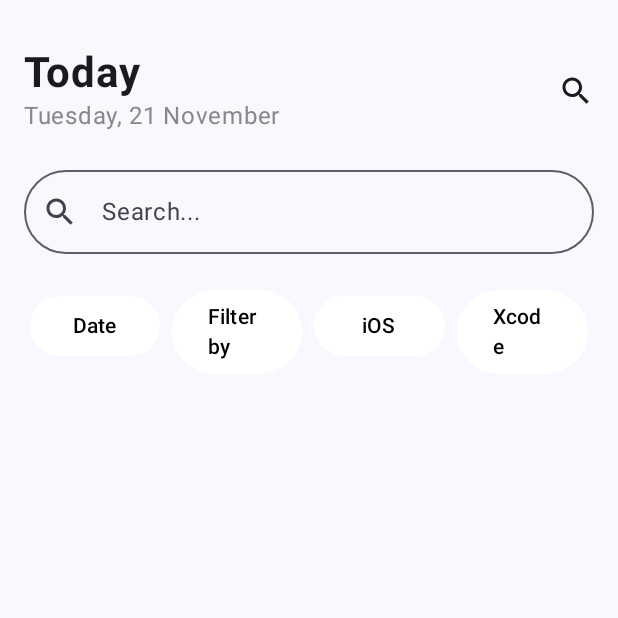
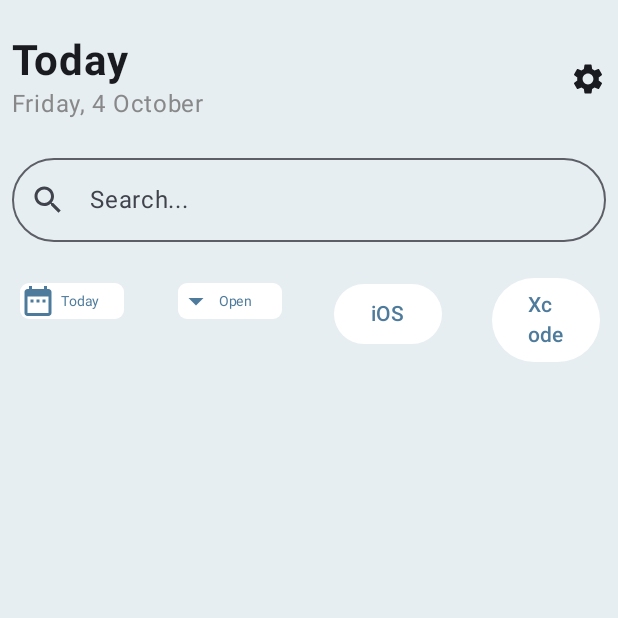
Before and after one commit to sklagat45/gitissuetracker, an Android app built with Jetpack Compose: the screen it shows after launch (MainActivity), on a phone screen of 412 x 824 dp, the top half of it. Run offline under Robolectric (Android 15) with nearby library versions, the phone set to English and light mode, and no system bars; our stand-ins replace Room's generated code, Timber.

Commit message:
-feature ui cleaning implementation

```diff
--- a/app/src/main/AndroidManifest.xml
+++ b/app/src/main/AndroidManifest.xml
@@ -1,6 +1,7 @@
 <?xml version="1.0" encoding="utf-8"?>
 <manifest xmlns:android="http://schemas.android.com/apk/res/android"
     xmlns:tools="http://schemas.android.com/tools">
+    <uses-permission android:name="android.permission.INTERNET"/>
 
     <application
         android:name=".GitIssueTrackerApplication"
--- a/app/src/main/java/co/ke/srklagat/gitissuetracker/MainActivity.kt
+++ b/app/src/main/java/co/ke/srklagat/gitissuetracker/MainActivity.kt
@@ -22,6 +22,8 @@ class MainActivity : ComponentActivity() {
             GitIssueTrackerTheme {
                 Scaffold(modifier = Modifier.fillMaxSize()) { paddingValues ->
                     val viewModel: IssuesViewModel = getViewModel()
+                    viewModel.fetchRemoteIssues()
+
                     val issuesFlow = viewModel.issues
                     IssueTrackerHome(issueFlow = issuesFlow)
                 }
--- a/app/src/main/java/co/ke/srklagat/gitissuetracker/data/local/datasorces/IssueDatabase.kt
+++ b/app/src/main/java/co/ke/srklagat/gitissuetracker/data/local/datasorces/IssueDatabase.kt
@@ -11,7 +11,7 @@ import co.ke.srklagat.gitissuetracker.data.local.models.IssueEntity
 
 @Database(
     entities = [IssueEntity::class],
-    version = 3
+    version = 4
 
 )
 @RewriteQueriesToDropUnusedColumns
--- a/app/src/main/java/co/ke/srklagat/gitissuetracker/data/local/models/IssueEntity.kt
+++ b/app/src/main/java/co/ke/srklagat/gitissuetracker/data/local/models/IssueEntity.kt
@@ -5,7 +5,7 @@ import androidx.room.PrimaryKey
 
 @Entity(tableName = "issues")
 data class IssueEntity(
-    @PrimaryKey val id: Int,
+    @PrimaryKey(autoGenerate = true) val id: Long = 0,
     val title: String,
     val url: String,
     val labels: String
--- a/app/src/main/java/co/ke/srklagat/gitissuetracker/data/repository/IssueRepositoryImpl.kt
+++ b/app/src/main/java/co/ke/srklagat/gitissuetracker/data/repository/IssueRepositoryImpl.kt
@@ -10,6 +10,7 @@ import kotlinx.coroutines.withContext
 import kotlinx.serialization.json.Json
 import kotlinx.serialization.json.jsonArray
 import kotlinx.serialization.json.jsonObject
+import timber.log.Timber
 
 class IssueRepositoryImpl(
     private val issueDao: IssueDao,
@@ -49,7 +50,6 @@ class IssueRepositoryImpl(
             )?.jsonArray?.map {
                 val node = it.jsonObject["node"]?.jsonObject
                 IssueEntity(
-                    id = 0,
                     title = node?.get("title")?.toString()?.trim('"') ?: "",
                     url = node?.get("url")?.toString()?.trim('"') ?: "",
                     labels = node?.get("labels")?.jsonObject?.get("edges")?.jsonArray?.joinToString(
@@ -61,7 +61,7 @@ class IssueRepositoryImpl(
                 )
             } ?: emptyList()
         } ?: emptyList()
-
+        Timber.d("Fetched Issues: $fetchedIssues")
         issueDao.insertAsync(fetchedIssues)
     }
 
--- /dev/null
+++ b/app/src/main/java/co/ke/srklagat/gitissuetracker/ui/composable/DropdownSortBy.kt
@@ -0,0 +1,4 @@
+package co.ke.srklagat.gitissuetracker.ui.composable
+
+class DropdownSortBy {
+}
--- a/app/src/main/java/co/ke/srklagat/gitissuetracker/ui/composable/FilterSection.kt
+++ b/app/src/main/java/co/ke/srklagat/gitissuetracker/ui/composable/FilterSection.kt
@@ -1,11 +1,23 @@
 package co.ke.srklagat.gitissuetracker.ui.composable
 
+import androidx.compose.foundation.background
+import androidx.compose.foundation.clickable
 import androidx.compose.foundation.layout.*
+import androidx.compose.foundation.shape.CornerSize
+import androidx.compose.material.icons.Icons
+import androidx.compose.material.icons.filled.ArrowDropDown
+import androidx.compose.material.icons.filled.DateRange
 import androidx.compose.material3.*
-import androidx.compose.runtime.Composable
+import androidx.compose.runtime.*
+import androidx.compose.ui.Alignment
 import androidx.compose.ui.Modifier
 import androidx.compose.ui.graphics.Color
+import androidx.compose.ui.graphics.vector.ImageVector
 import androidx.compose.ui.unit.dp
+import androidx.compose.ui.unit.sp
+
+// Define the custom color
+val CustomBlue = Color(0xFF4E7B9C) // Using the color hex code
 
 @Composable
 fun FilterSection() {
@@ -15,40 +27,92 @@ fun FilterSection() {
             .padding(vertical = 16.dp),
         horizontalArrangement = Arrangement.SpaceBetween
     ) {
+        // Date Dropdown
+        DropdownWithIcon(
+            label = "Date",
+            icon = Icons.Default.DateRange,
+            items = listOf("Today", "This Week", "This Month", "This Year"),
+            onItemSelected = { selectedDate -> /* Handle date selection */ },
+            modifier = Modifier.width(80.dp) // Limit the width of the dropdown
+        )
+
+        // Filter by Dropdown
+        DropdownWithIcon(
+            label = "Filter by",
+            icon = Icons.Default.ArrowDropDown,
+            items = listOf("Open", "Closed", "In Progress"),
+            onItemSelected = { selectedFilter -> /* Handle filter selection */ },
+            modifier = Modifier.width(80.dp)
+        )
+
         Button(
             onClick = { /* TODO */ },
-            modifier = Modifier.weight(1f).padding(horizontal = 4.dp),
-            colors = ButtonDefaults.buttonColors( Color.White),
+            modifier = Modifier
+                .width(80.dp)
+//                .height(45.dp)
+                .padding(horizontal = 4.dp),
+            colors = ButtonDefaults.buttonColors(Color.White),
             elevation = ButtonDefaults.elevatedButtonElevation(0.dp)
         ) {
-            Text("Date", color = Color.Black)
+            Text("iOS", color = CustomBlue)
         }
 
         Button(
             onClick = { /* TODO */ },
-            modifier = Modifier.weight(1f).padding(horizontal = 4.dp),
+            modifier = Modifier
+                .width(80.dp)
+//                .height(45.dp)
+                .padding(horizontal = 4.dp),
             colors = ButtonDefaults.buttonColors(Color.White),
             elevation = ButtonDefaults.elevatedButtonElevation(0.dp)
         ) {
-            Text("Filter by", color = Color.Black)
-        }
-
-        Button(
-            onClick = { /* TODO */ },
-            modifier = Modifier.weight(1f).padding(horizontal = 4.dp),
-            colors = ButtonDefaults.buttonColors(Color.White),
-            elevation = ButtonDefaults.elevatedButtonElevation(0.dp)
-        ) {
-            Text("iOS", color = Color.Black)
-        }
-
-        Button(
-            onClick = { /* TODO */ },
-            modifier = Modifier.weight(1f).padding(horizontal = 4.dp),
-            colors = ButtonDefaults.buttonColors(Color.White),
-            elevation = ButtonDefaults.elevatedButtonElevation(0.dp)
-        ) {
-            Text("Xcode", color = Color.Black)
+            Text("Xcode", color = CustomBlue)
         }
     }
 }
+
+@Composable
+fun DropdownWithIcon(
+    label: String,
+    icon: ImageVector,
+    items: List<String>,
+    onItemSelected: (String) -> Unit,
+    modifier: Modifier = Modifier // Add modifier parameter
+) {
+    var expanded by remember { mutableStateOf(false) }
+    var selectedItem by remember { mutableStateOf(items[0]) } // Default to the first item
+
+    Box(modifier = modifier.padding(horizontal = 2.dp)) { // Use the modifier here
+        Row(
+            modifier = Modifier
+                .clickable(onClick = { expanded = true })
+                .padding(3.dp)
+                .background(Color.White, shape = MaterialTheme.shapes.small.copy(all = CornerSize(6.dp))) // Set corner radius
+                .fillMaxWidth(),
+            verticalAlignment = Alignment.CenterVertically
+        ) {
+            Icon(imageVector = icon, contentDescription = null, modifier = Modifier.size(24.dp), tint = CustomBlue) // Change icon color to custom blue
+            Spacer(modifier = Modifier.width(3.dp))
+            Text(text = selectedItem, color = CustomBlue, fontSize = 9.sp) // Change text color to custom blue
+        }
+
+        DropdownMenu(
+            expanded = expanded,
+            onDismissRequest = { expanded = false },
+            modifier = Modifier.background(Color.White, shape = MaterialTheme.shapes.small.copy(all = CornerSize(6.dp)))
+        ) {
+            items.forEach { item ->
+                DropdownMenuItem(
+                    text = {
+                        Text(text = item, fontSize = 9.sp, color = CustomBlue) // Change text color to custom blue
+                    },
+                    onClick = {
+                        selectedItem = item
+                        expanded = false
+                        onItemSelected(item)
+                    }
+                )
+            }
+        }
+    }
+}
--- a/app/src/main/java/co/ke/srklagat/gitissuetracker/ui/composable/IssueCard.kt
+++ b/app/src/main/java/co/ke/srklagat/gitissuetracker/ui/composable/IssueCard.kt
@@ -7,7 +7,6 @@ import androidx.compose.foundation.layout.fillMaxWidth
 import androidx.compose.foundation.layout.padding
 import androidx.compose.material3.Card
 import androidx.compose.material3.CardDefaults
-import androidx.compose.material3.CardElevation
 import androidx.compose.material3.Text
 import androidx.compose.runtime.Composable
 import androidx.compose.ui.Modifier
@@ -15,6 +14,8 @@ import androidx.compose.ui.graphics.Color
 import androidx.compose.ui.text.font.FontWeight
 import androidx.compose.ui.unit.dp
 import androidx.compose.ui.unit.sp
+
+val CardBackgroundColor = Color(0xFFF7F8FA)
 
 @Composable
 fun IssueCard(
@@ -27,8 +28,9 @@ fun IssueCard(
     Card(
         modifier = Modifier
             .fillMaxWidth()
-            .padding(8.dp),
-        elevation = CardDefaults.cardElevation(defaultElevation = 4.dp),
+            .padding(4.dp),
+        elevation = CardDefaults.cardElevation(defaultElevation = 1.dp),
+        colors = CardDefaults.cardColors(containerColor = CardBackgroundColor)
     ) {
         Column(modifier = Modifier.padding(16.dp)) {
             Text(text = "Opened $dateOpened", color = Color.Gray, fontSize = 12.sp)
--- a/app/src/main/java/co/ke/srklagat/gitissuetracker/ui/composable/IssueList.kt
+++ b/app/src/main/java/co/ke/srklagat/gitissuetracker/ui/composable/IssueList.kt
@@ -21,7 +21,7 @@ fun IssueList(issues: List<IssueEntity>) {
                 author = "",
                 comments = 0
             )
-            Spacer(modifier = Modifier.height(8.dp))
+            Spacer(modifier = Modifier.height(4.dp))
         }
     }
 }
--- a/app/src/main/java/co/ke/srklagat/gitissuetracker/ui/composable/IssueTrackerHome.kt
+++ b/app/src/main/java/co/ke/srklagat/gitissuetracker/ui/composable/IssueTrackerHome.kt
@@ -1,5 +1,6 @@
 package co.ke.srklagat.gitissuetracker.ui.composable
 
+import androidx.compose.foundation.background
 import androidx.compose.foundation.layout.Column
 import androidx.compose.foundation.layout.fillMaxSize
 import androidx.compose.foundation.layout.padding
@@ -8,6 +9,7 @@ import androidx.compose.runtime.Composable
 import androidx.compose.runtime.collectAsState
 import androidx.compose.runtime.getValue
 import androidx.compose.ui.Modifier
+import androidx.compose.ui.graphics.Color
 import androidx.compose.ui.unit.dp
 import co.ke.srklagat.gitissuetracker.data.local.models.IssueEntity
 import kotlinx.coroutines.flow.Flow
@@ -19,7 +21,8 @@ fun IssueTrackerHome(issueFlow: Flow<List<IssueEntity>>) {
     Column(
         modifier = Modifier
             .fillMaxSize()
-            .padding(16.dp)
+            .background(Color(0xFFe6eef2)) // Set background color here
+            .padding(8.dp)
     ) {
         TopSection()
         SearchBar()
--- a/app/src/main/java/co/ke/srklagat/gitissuetracker/ui/composable/TopSection.kt
+++ b/app/src/main/java/co/ke/srklagat/gitissuetracker/ui/composable/TopSection.kt
@@ -7,7 +7,7 @@ import androidx.compose.foundation.layout.fillMaxWidth
 import androidx.compose.foundation.layout.padding
 import androidx.compose.foundation.layout.size
 import androidx.compose.material.icons.Icons
-import androidx.compose.material.icons.filled.Search
+import androidx.compose.material.icons.filled.Settings
 import androidx.compose.material3.Icon
 import androidx.compose.material3.Text
 import androidx.compose.runtime.Composable
@@ -17,10 +17,16 @@ import androidx.compose.ui.graphics.Color
 import androidx.compose.ui.text.font.FontWeight
 import androidx.compose.ui.unit.dp
 import androidx.compose.ui.unit.sp
-
+import java.time.LocalDate
+import java.time.format.DateTimeFormatter
 
 @Composable
 fun TopSection() {
+    // Get today's date
+    val today = LocalDate.now()
+    val formatter = DateTimeFormatter.ofPattern("EEEE, d MMMM")
+    val formattedDate = today.format(formatter)
+
     Row(
         modifier = Modifier
             .fillMaxWidth()
@@ -30,11 +36,11 @@ fun TopSection() {
     ) {
         Column {
             Text("Today", fontSize = 28.sp, fontWeight = FontWeight.Bold)
-            Text("Tuesday, 21 November", color = Color.Gray, fontSize = 16.sp)
+            Text(formattedDate, color = Color.Gray, fontSize = 16.sp)
         }
 
         Icon(
-            imageVector = Icons.Default.Search,
+            imageVector = Icons.Default.Settings,
             contentDescription = "Settings",
             modifier = Modifier.size(24.dp)
         )
--- a/app/src/main/java/co/ke/srklagat/gitissuetracker/ui/viewmodel/IssuesViewModel.kt
+++ b/app/src/main/java/co/ke/srklagat/gitissuetracker/ui/viewmodel/IssuesViewModel.kt
@@ -22,7 +22,7 @@ class IssuesViewModel(
         getLocalIssues()
     }
 
-    private fun fetchRemoteIssues() {
+     fun fetchRemoteIssues() {
         viewModelScope.launch(Dispatchers.IO) {
             try {
                 issueRepository.fetchIssues()
@@ -33,7 +33,7 @@ class IssuesViewModel(
         }
     }
 
-    private fun getLocalIssues() {
+     fun getLocalIssues() {
         viewModelScope.launch {
             issueRepository.getLocalIssues().collect { localIssues ->
                 _issues.value = localIssues
```
